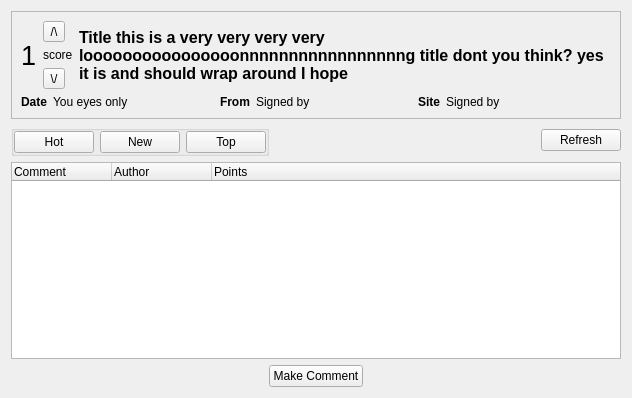
Old version of the form retroshare-gui/src/gui/Posted/PostedComments.ui in the repository RetroShare/RetroShare.
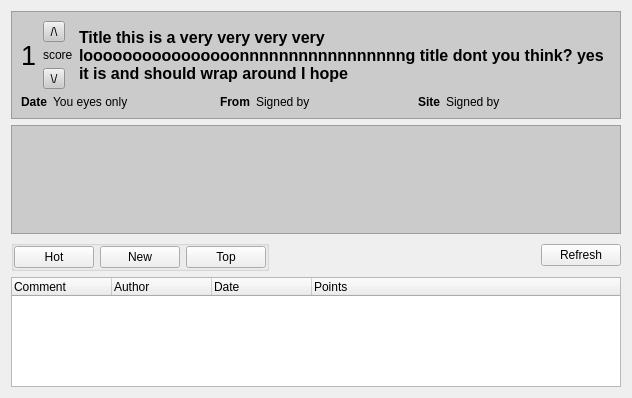
New version of the form. Custom widgets are drawn as their Qt base class.

Commit message: Added logic for rank calculation and interface methods Disabled posting when no post is selected Added notes section when viewing post (tres basic) fix for comment item serialisation fix for subscription token option not in this commit ;)

Diff of the .ui file:
```diff
--- a/retroshare-gui/src/gui/Posted/PostedComments.ui
+++ b/retroshare-gui/src/gui/Posted/PostedComments.ui
@@ -23,10 +23,7 @@
       </sizepolicy>
      </property>
      <property name="styleSheet">
-      <string notr="true">QFrame#frame{border: 2px solid #CCCCCC;
-background: qlineargradient(x1: 0, y1: 0, x2: 0, y2: 1,
-                                     stop: 0 #EEEEEE, stop: 1 #CCCCCC);
-border-radius: 10px}</string>
+      <string notr="true">background-color: rgb(203, 203, 203);</string>
      </property>
      <property name="frameShape">
       <enum>QFrame::StyledPanel</enum>
@@ -244,6 +241,13 @@
      </layout>
     </widget>
    </item>
+   <item>
+    <widget class="QTextBrowser" name="notesBrowser">
+     <property name="styleSheet">
+      <string notr="true">background-color: rgb(203, 203, 203);</string>
+     </property>
+    </widget>
+   </item>
    <item>
     <layout class="QHBoxLayout" name="horizontalLayout">
      <item>
@@ -337,6 +341,11 @@
        <string>Author</string>
       </property>
      </column>
+     <column>
+      <property name="text">
+       <string>Date</string>
+      </property>
+     </column>
      <column>
       <property name="text">
        <string>Points</string>
@@ -344,43 +353,6 @@
      </column>
     </widget>
    </item>
-   <item>
-    <layout class="QHBoxLayout" name="horizontalLayout_5">
-     <item>
-      <spacer name="horizontalSpacer_3">
-       <property name="orientation">
-        <enum>Qt::Horizontal</enum>
-       </property>
-       <property name="sizeHint" stdset="0">
-        <size>
-         <width>40</width>
-         <height>20</height>
-        </size>
-       </property>
-      </spacer>
-     </item>
-     <item>
-      <widget class="QPushButton" name="makeCommentButton">
-       <property name="text">
-        <string>Make Comment</string>
-       </property>
-      </widget>
-     </item>
-     <item>
-      <spacer name="horizontalSpacer_2">
-       <property name="orientation">
-        <enum>Qt::Horizontal</enum>
-       </property>
-       <property name="sizeHint" stdset="0">
-        <size>
-         <width>40</width>
-         <height>20</height>
-        </size>
-       </property>
-      </spacer>
-     </item>
-    </layout>
-   </item>
   </layout>
  </widget>
  <customwidgets>
```
The commit also changes 8 other files.
